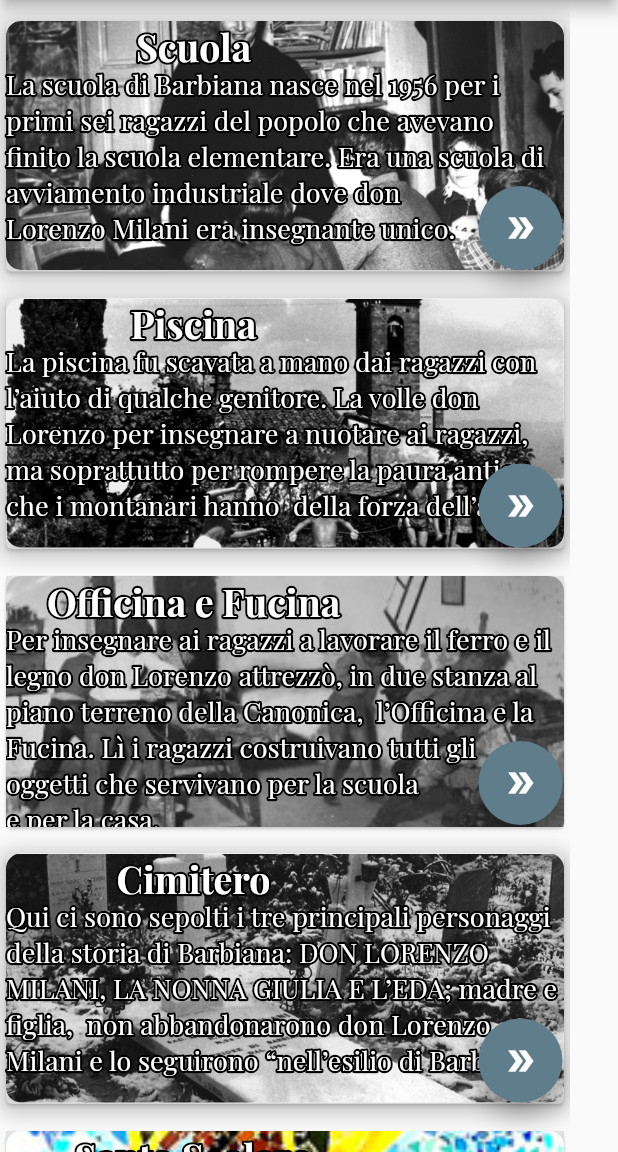
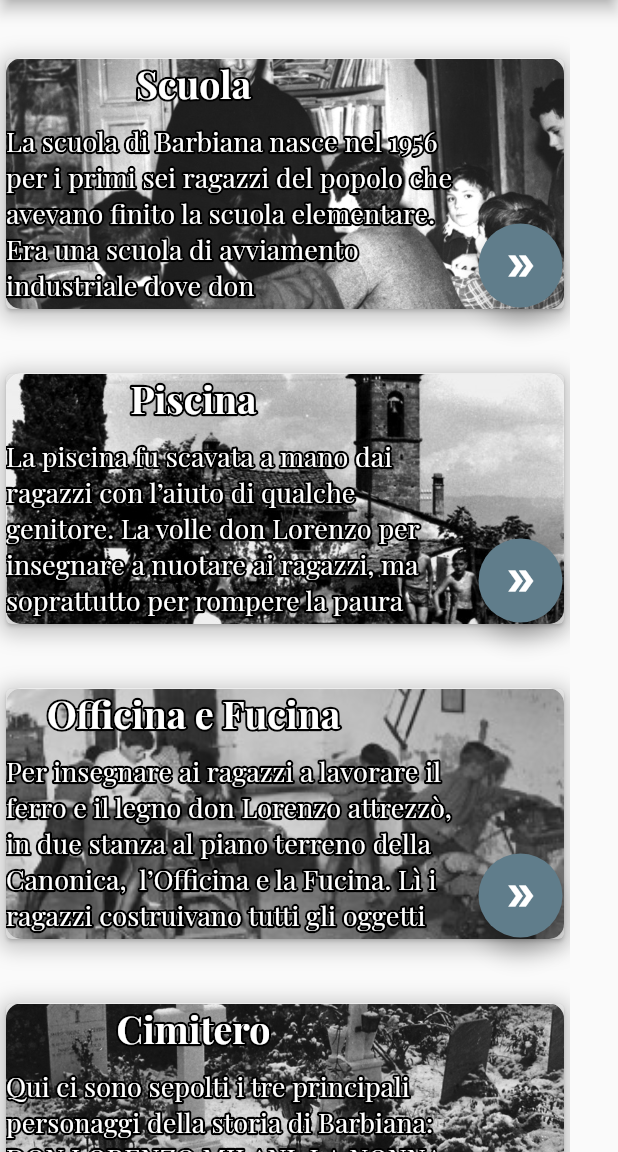
Before and after one commit to Progxy/fdmApp, a Flutter app: the FeedBack screen opened by its route, in the side drawer, after a tap on "Percorsi", on a phone screen of 412 x 824 dp, the part 84-1236 px from its top. Run offline on Flutter 3.47's test engine with Material 2 defaults, Android fonts, the phone set to English and light mode, and no system bars; drawn by our look-alikes of bordered_text; our stand-ins replace carousel_slider, cloud_firestore, connectivity, datetime_picker_formfield, dotted_line, firebase_auth and 7 more; missing offline and left inert: mailer2, stripe_payment; accounts and stored records are empty; project files that could hold a hidden picture were left out.

Commit message:
fix in app

```diff
--- a/lib/screens/feedback.dart
+++ b/lib/screens/feedback.dart
@@ -185,22 +185,14 @@ class _FeedBackState extends State<FeedBack> {
           autovalidateMode: AutovalidateMode.onUserInteraction,
           key: _formKey,
           child: Column(
-            mainAxisAlignment: MainAxisAlignment.start,
-            crossAxisAlignment: CrossAxisAlignment.start,
             children: [
               Center(
-                child: Padding(
-                  padding: const EdgeInsets.only(
-                    top: 10,
-                  ),
-                  child: Center(
-                    child: Text(
-                      "Come Valuti l'Applicazione: ",
-                      style: TextStyle(
-                        fontSize: 27,
-                        fontWeight: FontWeight.w600,
-                      ),
-                    ),
+                child: Text(
+                  "Come Valuti l'Applicazione: ",
+                  textAlign: TextAlign.center,
+                  style: TextStyle(
+                    fontSize: 27,
+                    fontWeight: FontWeight.w600,
                   ),
                 ),
               ),
--- a/lib/screens/percorsi.dart
+++ b/lib/screens/percorsi.dart
@@ -64,15 +64,14 @@ class Percorsi extends StatelessWidget {
         child: Column(
             mainAxisAlignment: MainAxisAlignment.start,
             children: infos
-                    .map((i) => new Padding(
-                        padding: EdgeInsets.only(top: 10),
+                .map(
+                  (i) => new Padding(
+                    padding: EdgeInsets.only(top: 35),
                     child: Container(
                       width: 380,
                       height: 175,
                       child: Card(
-                              child: ListView(
-                                children: [
-                                  Container(
+                        child: Container(
                           decoration: BoxDecoration(
                             borderRadius: BorderRadius.circular(10),
                             color: Colors.white,
@@ -90,10 +89,11 @@ class Percorsi extends StatelessWidget {
                             ),
                           ),
                           child: Stack(
+                            children: [
+                              ListView(
                                 children: <Widget>[
                                   Row(
-                                          mainAxisAlignment:
-                                              MainAxisAlignment.start,
+                                    mainAxisAlignment: MainAxisAlignment.start,
                                     crossAxisAlignment:
                                         CrossAxisAlignment.start,
                                     children: <Widget>[
@@ -114,8 +114,13 @@ class Percorsi extends StatelessWidget {
                                       ),
                                     ],
                                   ),
-                                        Padding(
-                                          padding: EdgeInsets.only(top: 30),
+                                  SizedBox(
+                                    height: 10,
+                                  ),
+                                  Row(
+                                    children: [
+                                      Container(
+                                        width: 300,
                                         child: BorderedText(
                                           strokeWidth: 3.0,
                                           strokeColor: Colors.black,
@@ -129,23 +134,25 @@ class Percorsi extends StatelessWidget {
                                           ),
                                         ),
                                       ),
+                                    ],
+                                  ),
+                                ],
+                              ),
                               Row(
-                                          mainAxisAlignment:
-                                              MainAxisAlignment.end,
+                                mainAxisAlignment: MainAxisAlignment.end,
                                 children: <Widget>[
                                   Padding(
-                                              padding: EdgeInsets.only(
-                                                  top: 110, right: 1),
+                                    padding:
+                                        EdgeInsets.only(top: 110, right: 1),
                                     child: FloatingActionButton(
                                       heroTag: null,
                                       onPressed: () {
-                                                  Navigator.pushNamed(context,
-                                                      InfoPercorso.routeName,
+                                        Navigator.pushNamed(
+                                            context, InfoPercorso.routeName,
                                             arguments: i[0]);
                                       },
                                       child: Icon(Icons.double_arrow),
-                                                backgroundColor:
-                                                    Colors.blueGrey,
+                                      backgroundColor: Colors.blueGrey,
                                     ),
                                   ),
                                 ],
@@ -153,9 +160,12 @@ class Percorsi extends StatelessWidget {
                             ],
                           ),
                         ),
-                                ],
                       ),
-                            ))))
-                    .toList())));
+                    ),
+                  ),
+                )
+                .toList()),
+      ),
+    );
   }
 }
```
Lines whose indentation alone changed are shown as unchanged.
